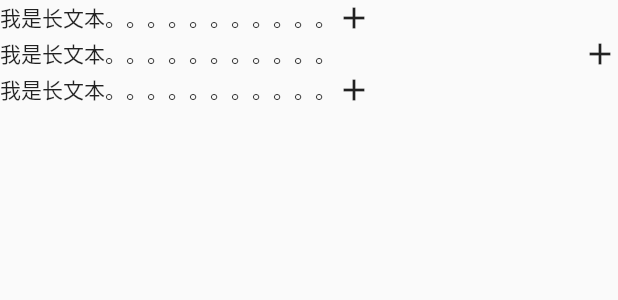
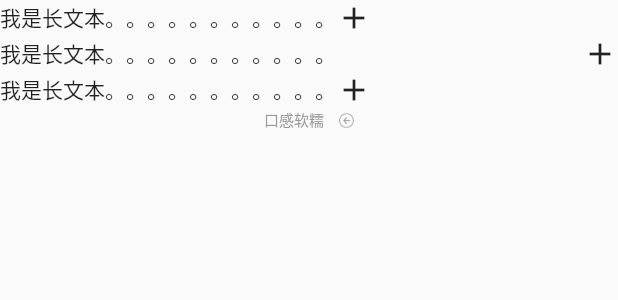
Before and after one commit to lifelikejuly/Flutter_Demo, a Flutter app: the RowTextWithIconDemo widget shown alone on an empty page, opened directly, on a phone screen of 412 x 824 dp. Shown: the top 300 px of the screen. Run offline on Flutter 3.47's test engine with Material 2 defaults, Android fonts, the phone set to English and light mode, and no system bars; our stand-ins replace cached_network_image, charts_flutter, dio, flutter_redux, flutter_swiper, lottie and 3 more; missing offline and left inert: analyzer, build, dart:html, extended_list_library, fish_redux, flutter_gifimage and 1 more; statements that could not run were skipped.

Commit message:
do: update

```diff
--- a/lib/page/dev/row_text_with_icon_demo.dart
+++ b/lib/page/dev/row_text_with_icon_demo.dart
@@ -44,6 +44,40 @@ class _RowTextWithIconDemoState extends State<RowTextWithIconDemo> {
             Icon(Icons.add),
           ],
         ),
+        Text.rich(
+          TextSpan(
+            style: TextStyle(
+              color: Color(0xFF999999),
+              fontSize: 10,
+              fontWeight: FontWeight.w300,
+            ),
+            children: [
+              TextSpan(
+                text: "口感软糯",
+                // style: TextStyle(
+                //   color: Color(0xFF999999),
+                //   fontSize: 12,
+                // ),
+              ),
+              WidgetSpan(
+                child: SizedBox(width: 10)
+              ),
+              WidgetSpan(
+                alignment: PlaceholderAlignment.middle,
+                child:  Image.asset(
+                  "images/icon_left_sliver.png",
+                  width: 10,
+                  height: 10,
+                ),
+              )
+            ],
+          ),
+          style: TextStyle(
+            color: Color(0xFF999999),
+            fontSize: 10,
+            fontWeight: FontWeight.w300,
+          ),
+        ),
       ],
     );
   }
--- a/lib/table_contents.dart
+++ b/lib/table_contents.dart
@@ -8,6 +8,7 @@ import 'package:flutter_demo/page/dev/sliver_border_demo.dart';
 import 'package:flutter_demo/page/dev/sliver_customer_demo.dart';
 import 'package:flutter_demo/page/dev/tabbar_add_jump_demo.dart';
 import 'package:flutter_demo/page/dev/textField_focus_demo.dart';
+import 'package:flutter_demo/page/diy/draggridview/diy_drag_gridview_demo.dart';
 import 'package:flutter_demo/page/lib/extened_nested_scroll_view_demo.dart';
 import 'package:flutter_demo/page/widget/canvas/canvas_circle_demo.dart';
 import 'package:flutter_demo/page/widget/layout/layout_flow_demo.dart';
@@ -28,6 +29,7 @@ class TableContents {
     "翻页效果Flip": FlipDemo(),
     "抽屉效果Drawer": DrawerDemo(),
     "轮播效果BubbleCarousel": CarouselDemo(),
+    "拖拽移动九宫格DragGridView": DragGridViewDemo(),
   };
 
   // 开发真实案例
```
Also changed, not shown: lib/page/diy/draggridview/diy_drag_gridview_demo.dart (added, +126 -0 lines).
